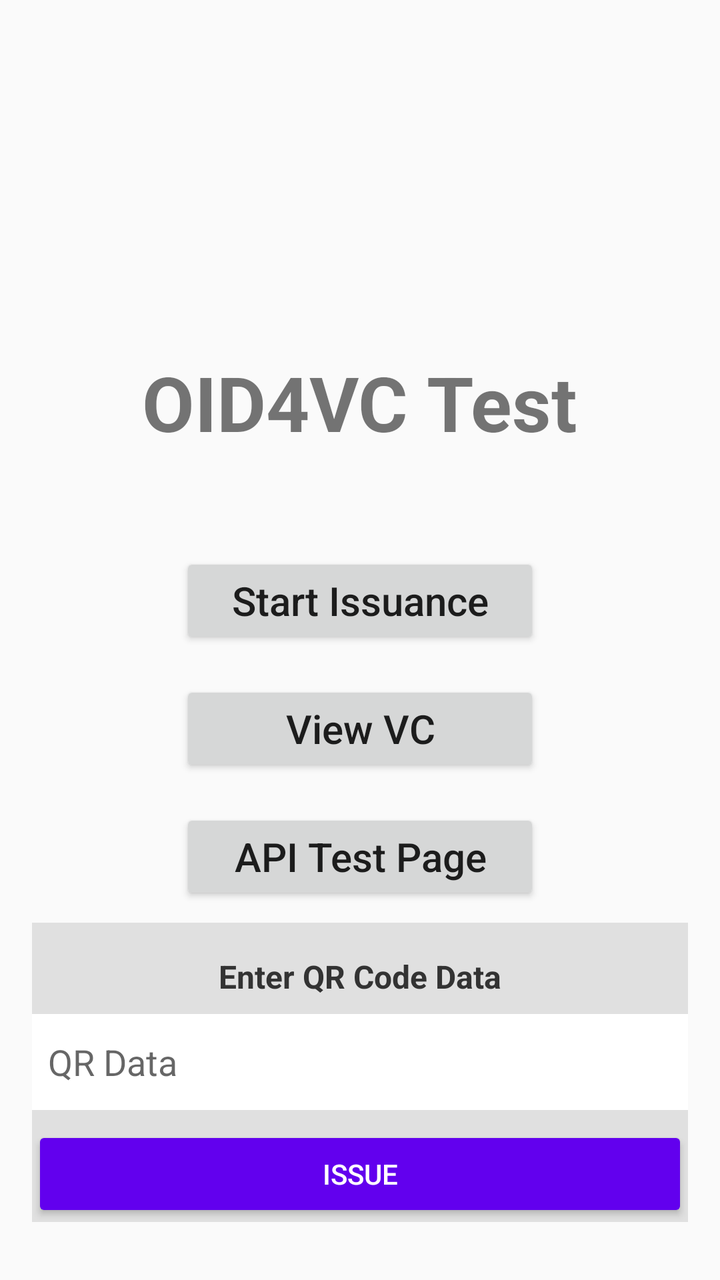
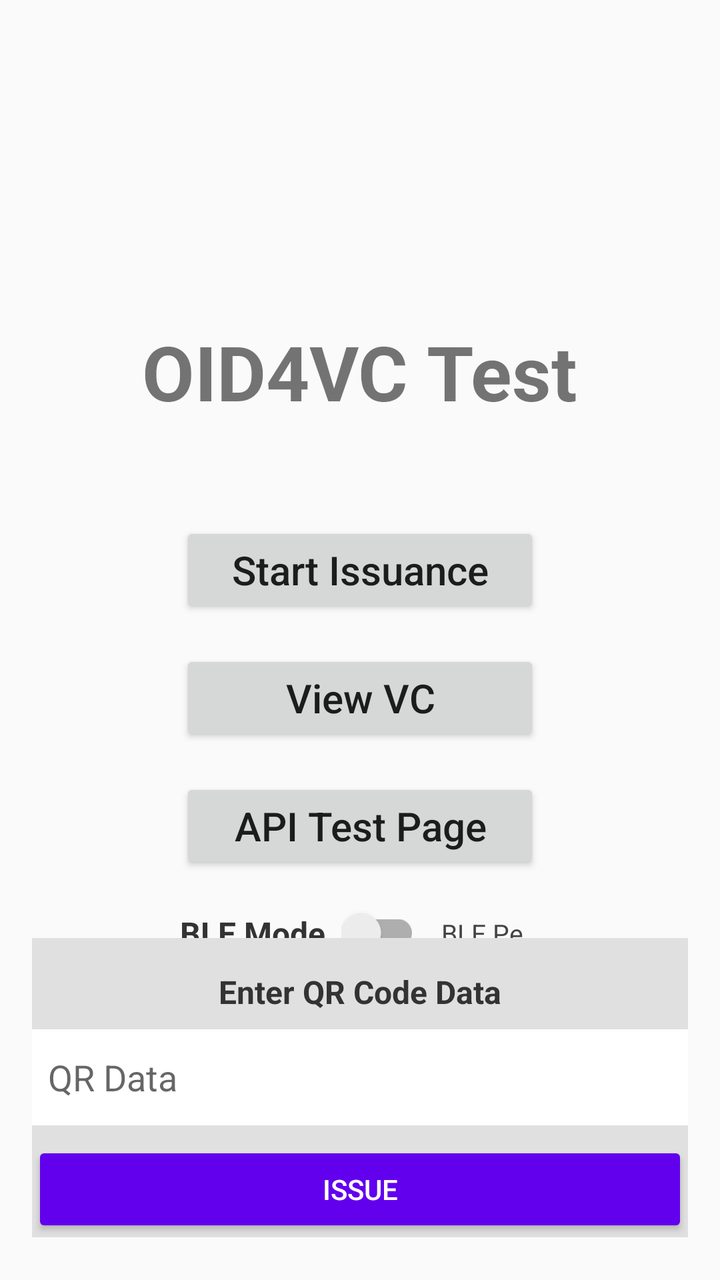

Two renders of the same Android screen: before a commit and after it. Below are the layout's source before the change and the commit's diff.
<!-- AndroidManifest.xml: application theme Theme.OID4VC -->
<!-- res/layout/activity_main.xml -->
<?xml version="1.0" encoding="utf-8"?>
<androidx.constraintlayout.widget.ConstraintLayout xmlns:android="http://schemas.android.com/apk/res/android"
    xmlns:app="http://schemas.android.com/apk/res-auto"
    xmlns:tools="http://schemas.android.com/tools"
    android:layout_width="match_parent"
    android:layout_height="match_parent"
    android:padding="16dp"
    tools:context=".ui.MainActivity">

    <TextView
        android:id="@+id/titleTextView"
        android:layout_width="wrap_content"
        android:layout_height="wrap_content"
        android:text="OID4VC Test"
        android:textSize="38sp"
        android:textStyle="bold"
        app:layout_constraintBottom_toTopOf="@+id/mainButtonLayout"
        app:layout_constraintEnd_toEndOf="parent"
        app:layout_constraintStart_toStartOf="parent"
        app:layout_constraintTop_toTopOf="parent"
        app:layout_constraintVertical_chainStyle="packed" />

    <LinearLayout
        android:id="@+id/mainButtonLayout"
        android:layout_marginTop="50dp"
        android:layout_width="180dp"
        android:layout_height="188dp"
        android:orientation="vertical"
        app:layout_constraintBottom_toBottomOf="parent"
        app:layout_constraintEnd_toEndOf="parent"
        app:layout_constraintStart_toStartOf="parent"
        app:layout_constraintTop_toBottomOf="@+id/titleTextView">

        <Button
            android:id="@+id/buttonIssue"
            android:layout_width="match_parent"
            android:layout_height="wrap_content"
            android:text="Start Issuance"
            android:textAllCaps="false"
            android:textSize="20sp" />

        <Button
            android:id="@+id/buttonViewVc"
            android:layout_width="match_parent"
            android:layout_height="wrap_content"
            android:layout_marginTop="16dp"
            android:text="View VC"
            android:textAllCaps="false"
            android:textSize="20sp" />

        <Button
            android:id="@+id/buttonApiTest"
            android:layout_width="match_parent"
            android:layout_height="wrap_content"
            android:layout_marginTop="16dp"
            android:text="API Test Page"
            android:textAllCaps="false"
            android:textSize="20sp" />
    </LinearLayout>
    <LinearLayout
        android:id="@+id/debugLayout"
        android:layout_width="0dp"
        android:layout_height="wrap_content"
        android:layout_marginBottom="16dp"
        android:orientation="vertical"
        android:gravity="center_horizontal"
        android:paddingTop="16dp"
        android:background="#E0E0E0"
        app:layout_constraintBottom_toBottomOf="parent"
        app:layout_constraintEnd_toEndOf="parent"
        app:layout_constraintStart_toStartOf="parent"
        app:layout_constraintTop_toBottomOf="@+id/mainButtonLayout">

        <TextView
            android:layout_width="wrap_content"
            android:layout_height="wrap_content"
            android:text="Enter QR Code Data"
            android:textSize="16sp"
            android:textStyle="bold"
            android:textColor="#333333" />

        <EditText
            android:id="@+id/debugInputEditText"
            android:layout_width="match_parent"
            android:layout_height="wrap_content"
            android:layout_marginTop="8dp"
            android:hint="QR Data"
            android:singleLine="true"
            android:scrollHorizontally="true"
            android:maxLines="1"
            android:paddingStart="8dp"
            android:paddingEnd="8dp"
            android:background="@android:color/white"
            android:minHeight="48dp"/>

        <Button
            android:id="@+id/debugActionButton"
            android:layout_width="match_parent"
            android:layout_height="wrap_content"
            android:layout_marginTop="8dp"
            android:text="Issue"
            android:backgroundTint="#6200EE"
            android:textColor="@android:color/white" />

    </LinearLayout>
</androidx.constraintlayout.widget.ConstraintLayout>
<!-- resources referenced by this layout -->
<resources>
  <style name="Theme.OID4VC" parent="Base.Theme.OID4VC" />
  <style name="Base.Theme.OID4VC" parent="Theme.AppCompat.Light.NoActionBar">
      </style>
</resources>

<!-- the commit's change to res/layout/activity_main.xml (unified diff, before → after) -->
@@ -24,7 +24,7 @@
         android:id="@+id/mainButtonLayout"
         android:layout_marginTop="50dp"
         android:layout_width="180dp"
-        android:layout_height="188dp"
+        android:layout_height="wrap_content"
         android:orientation="vertical"
         app:layout_constraintBottom_toBottomOf="parent"
         app:layout_constraintEnd_toEndOf="parent"
@@ -56,6 +56,47 @@
             android:text="API Test Page"
             android:textAllCaps="false"
             android:textSize="20sp" />
+
+        <LinearLayout
+            android:id="@+id/bleModeLayout"
+            android:layout_width="match_parent"
+            android:layout_height="wrap_content"
+            android:layout_marginTop="16dp"
+            android:gravity="center_vertical"
+            android:orientation="horizontal">
+
+            <TextView
+                android:id="@+id/bleModeLabelTextView"
+                android:layout_width="wrap_content"
+                android:layout_height="wrap_content"
+                android:text="BLE Mode"
+                android:textColor="#333333"
+                android:textSize="16sp"
+                android:textStyle="bold" />
+
+            <androidx.appcompat.widget.SwitchCompat
+                android:id="@+id/bleModeSwitch"
+                android:layout_width="wrap_content"
+                android:layout_height="wrap_content"
+                android:layout_marginStart="8dp"
+                android:minWidth="0dp"
+                android:showText="false"
+                android:switchMinWidth="44dp"
+                android:textSize="12sp" />
+
+            <TextView
+                android:id="@+id/bleModeValueTextView"
+                android:layout_width="0dp"
+                android:layout_height="wrap_content"
+                android:layout_marginStart="8dp"
+                android:layout_weight="1"
+                android:ellipsize="end"
+                android:gravity="end"
+                android:maxLines="1"
+                android:text="BLE Peripheral Server"
+                android:textColor="#444444"
+                android:textSize="13sp" />
+        </LinearLayout>
     </LinearLayout>
     <LinearLayout
         android:id="@+id/debugLayout"
